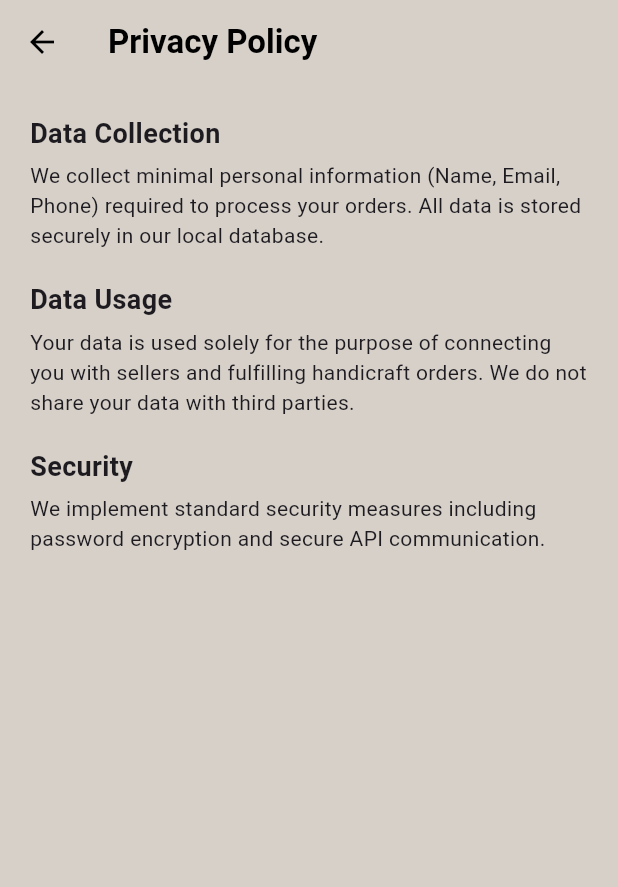
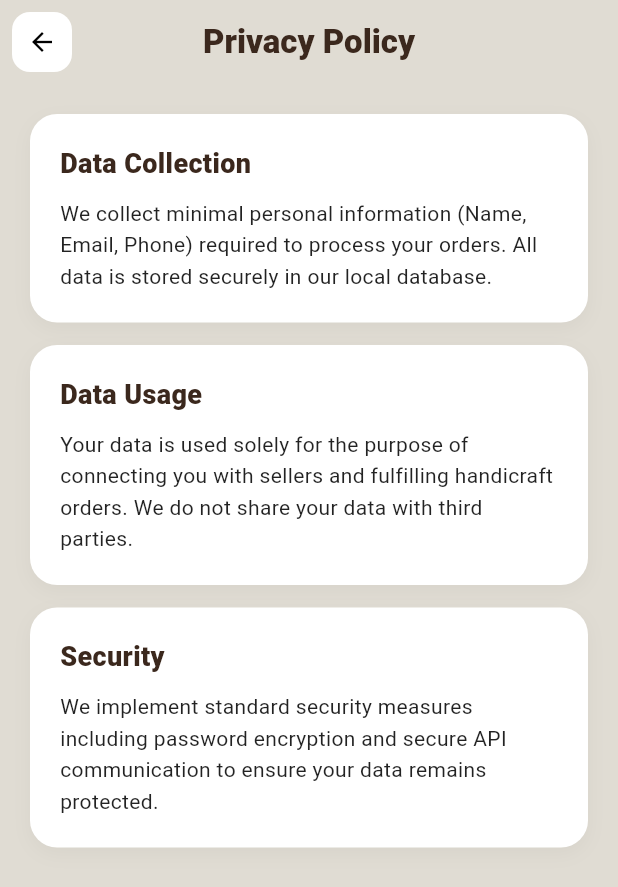
Before and after one commit to Habibumerkh/PakCraftfyp, a Flutter app: the PrivacyPolicyScreen screen opened directly, on a phone screen of 412 x 824 dp. Shown: the top 887 px of the screen. Run offline on Flutter 3.47's test engine with Material 3 defaults, Android fonts, the phone set to English and light mode, and no system bars; our stand-ins replace cached_network_image, flutter_staggered_animations, fluttertoast, get, image_picker, shared_preferences; accounts and stored records are empty.

Commit message:
changes in ui for about us screen and added forgot password api connections.

```diff
--- a/lib/api_connection/api_connection.dart
+++ b/lib/api_connection/api_connection.dart
@@ -1,27 +1,14 @@
 class API {
-  // -------------------------------------------------------------
-  // 1. BASE URL (Check your IP via ipconfig if it fails)
-  // -------------------------------------------------------------
-  static const hostConnect = "http://192.168.100.7/connection";
+  static const hostConnect = "http://192.168.100.175/connection";
 
-  // -------------------------------------------------------------
-  // 2. AUTHENTICATION (Files are directly in 'connection' folder)
-  // -------------------------------------------------------------
   static const signup = "$hostConnect/signup.php";
   static const login = "$hostConnect/login.php";
   static const searchProduct = "$hostConnect/search_product.php";
   static const getSellerProducts = "$hostConnect/get_seller_products.php";
   static const editProduct = "$hostConnect/edit_product.php";
   static const getMyOrders = "$hostConnect/get_my_orders.php";
-  // Forgot Password / OTP
-  static const validateEmail =
-      "$hostConnect/send_otp.php"; // Linked to PHPMailer
-  static const resetPassword =
-      "$hostConnect/reset_password.php"; // Linked to DB Update
-
-  // -------------------------------------------------------------
-  // 3. ADMIN PANEL
-  // -------------------------------------------------------------
+  static const validateEmail = "$hostConnect/send_otp.php";
+  static const resetPassword = "$hostConnect/reset_password.php";
 
   static const deleteProduct = "$hostConnect/admin/delete_product.php";
   static const getAdminStats = "$hostConnect/admin/get_stats.php";
@@ -32,10 +19,6 @@ class API {
   static const getAllOrdersAdmin = "$hostConnect/admin/get_all_orders.php";
   static const uploadProfilePic = "$hostConnect/upload_profile_pic.php";
   static const updateProfile = "$hostConnect/update_profile.php";
-
-  // -------------------------------------------------------------
-  // 4. PRODUCTS
-  // -------------------------------------------------------------
   static const addProduct = "$hostConnect/add_product.php";
   static const getSellerStats = "$hostConnect/get_seller_stats.php";
   static const getByCategory = "$hostConnect/get_by_category.php";
@@ -47,5 +30,4 @@ class API {
   static const placeOrder = "$hostConnect/place_order.php";
   static const toggleFavorite = "$hostConnect/toggle_favorite.php";
   static const getFavorite = "$hostConnect/get_favorite.php";
-  // static const getOrders = "$hostConnect/get_orders.php";
 }
--- a/lib/screens/static_screens.dart
+++ b/lib/screens/static_screens.dart
@@ -1,59 +1,106 @@
 import 'package:flutter/material.dart';
+import 'package:pakcraft/screens/home_screen.dart';
 
 class PrivacyPolicyScreen extends StatelessWidget {
   const PrivacyPolicyScreen({super.key});
 
+  final Color bgColor = const Color(0xFFE0DCD3);
+  final Color primaryDark = const Color(0xFF3B281D);
+  final Color actionOrange = const Color(0xFFFF7F11);
+
   @override
   Widget build(BuildContext context) {
     return Scaffold(
-      backgroundColor: const Color(0xFFD6D0C9),
+      backgroundColor: bgColor,
       appBar: AppBar(
-        title: const Text(
+        backgroundColor: bgColor,
+        elevation: 0,
+        centerTitle: true,
+        title: Text(
           "Privacy Policy",
-          style: TextStyle(color: Colors.black, fontWeight: FontWeight.bold),
+          style: TextStyle(
+            color: primaryDark,
+            fontWeight: FontWeight.w900,
+            fontSize: 22,
           ),
-        backgroundColor: const Color(0xFFD6D0C9),
-        elevation: 0,
-        leading: const BackButton(color: Colors.black),
         ),
-      body: const SingleChildScrollView(
-        padding: EdgeInsets.all(20),
+        leading: Padding(
+          padding: const EdgeInsets.all(8.0),
+          child: GestureDetector(
+            onTap: () => Navigator.pop(context),
+            child: Container(
+              decoration: BoxDecoration(
+                color: Colors.white,
+                borderRadius: BorderRadius.circular(12),
+              ),
+              child: const Icon(
+                Icons.arrow_back,
+                color: Colors.black,
+                size: 20,
+              ),
+            ),
+          ),
+        ),
+      ),
+      body: SingleChildScrollView(
+        padding: const EdgeInsets.all(20),
+        child: Column(
+          children: [
+            _buildPolicyCard(
+              "Data Collection",
+              "We collect minimal personal information (Name, Email, Phone) required to process your orders. All data is stored securely in our local database.",
+            ),
+            _buildPolicyCard(
+              "Data Usage",
+              "Your data is used solely for the purpose of connecting you with sellers and fulfilling handicraft orders. We do not share your data with third parties.",
+            ),
+            _buildPolicyCard(
+              "Security",
+              "We implement standard security measures including password encryption and secure API communication to ensure your data remains protected.",
+            ),
+          ],
+        ),
+      ),
+    );
+  }
+
+  Widget _buildPolicyCard(String title, String content) {
+    return Container(
+      width: double.infinity,
+      margin: const EdgeInsets.only(bottom: 15),
+      padding: const EdgeInsets.all(20),
+      decoration: BoxDecoration(
+        color: Colors.white,
+        borderRadius: BorderRadius.circular(18),
+        boxShadow: [
+          BoxShadow(
+            color: Colors.black.withOpacity(0.04),
+            blurRadius: 10,
+            offset: const Offset(0, 4),
+          ),
+        ],
+      ),
       child: Column(
         crossAxisAlignment: CrossAxisAlignment.start,
         children: [
           Text(
-              "Data Collection",
-              style: TextStyle(fontWeight: FontWeight.bold, fontSize: 18),
+            title,
+            style: TextStyle(
+              fontWeight: FontWeight.w900,
+              fontSize: 18,
+              color: primaryDark,
             ),
-            SizedBox(height: 5),
+          ),
+          const SizedBox(height: 10),
           Text(
-              "We collect minimal personal information (Name, Email, Phone) required to process your orders. All data is stored securely in our local database.",
-              style: TextStyle(fontSize: 14),
+            content,
+            style: const TextStyle(
+              fontSize: 14,
+              color: Colors.black87,
+              height: 1.5,
             ),
-
-            SizedBox(height: 20),
-            Text(
-              "Data Usage",
-              style: TextStyle(fontWeight: FontWeight.bold, fontSize: 18),
-            ),
-            SizedBox(height: 5),
-            Text(
-              "Your data is used solely for the purpose of connecting you with sellers and fulfilling handicraft orders. We do not share your data with third parties.",
-              style: TextStyle(fontSize: 14),
-            ),
-
-            SizedBox(height: 20),
-            Text(
-              "Security",
-              style: TextStyle(fontWeight: FontWeight.bold, fontSize: 18),
-            ),
-            SizedBox(height: 5),
-            Text(
-              "We implement standard security measures including password encryption and secure API communication.",
-              style: TextStyle(fontSize: 14),
           ),
         ],
-        ),
       ),
     );
   }
@@ -62,58 +109,111 @@ class PrivacyPolicyScreen extends StatelessWidget {
 class AboutScreen extends StatelessWidget {
   const AboutScreen({super.key});
 
+  final Color bgColor = const Color(0xFFE0DCD3);
+  final Color primaryDark = const Color(0xFF3B281D);
+  final Color actionOrange = const Color(0xFFFF7F11);
+
   @override
   Widget build(BuildContext context) {
     return Scaffold(
-      backgroundColor: const Color(0xFFD6D0C9),
+      backgroundColor: bgColor,
       appBar: AppBar(
-        title: const Text(
+        backgroundColor: bgColor,
+        elevation: 0,
+        centerTitle: true,
+        title: Text(
           "About PakCraft",
-          style: TextStyle(color: Colors.black, fontWeight: FontWeight.bold),
+          style: TextStyle(
+            color: primaryDark,
+            fontWeight: FontWeight.w900,
+            fontSize: 22,
           ),
-        backgroundColor: const Color(0xFFD6D0C9),
-        elevation: 0,
-        leading: const BackButton(color: Colors.black),
+        ),
+        leading: Padding(
+          padding: const EdgeInsets.all(8.0),
+          child: GestureDetector(
+            onTap: () => Navigator.pop(context),
+            child: Container(
+              decoration: BoxDecoration(
+                color: Colors.white,
+                borderRadius: BorderRadius.circular(12),
+              ),
+              child: const Icon(
+                Icons.arrow_back,
+                color: Color(0xFF3B281D),
+                size: 20,
+              ),
+            ),
+          ),
+        ),
       ),
       body: Center(
+        child: SingleChildScrollView(
           child: Column(
             mainAxisAlignment: MainAxisAlignment.center,
             children: [
+              // Logo with premium styling
               Container(
-              height: 100,
-              width: 100,
+                height: 120,
+                width: 120,
                 decoration: BoxDecoration(
-                borderRadius: BorderRadius.circular(20),
-                image: const DecorationImage(
-                  image: AssetImage('assets/logo.png'),
-                  fit: BoxFit.cover,
+                  color: Colors.white,
+                  borderRadius: BorderRadius.circular(30),
+                  boxShadow: [
+                    BoxShadow(
+                      color: primaryDark.withOpacity(0.1),
+                      blurRadius: 20,
+                      offset: const Offset(0, 10),
                     ),
-                boxShadow: const [
-                  BoxShadow(color: Colors.black12, blurRadius: 10),
                   ],
+                ),
+                child: Padding(
+                  padding: const EdgeInsets.all(15.0),
+                  child: Image.asset('assets/logo.png', fit: BoxFit.contain),
+                ),
+              ),
+              const SizedBox(height: 25),
+              Text(
+                "PakCraft",
+                style: TextStyle(
+                  fontSize: 32,
+                  fontWeight: FontWeight.w900,
+                  color: primaryDark,
+                  letterSpacing: 1,
+                ),
+              ),
+              const Text(
+                "Handcrafted Excellence • v1.0.0",
+                style: TextStyle(
+                  color: Colors.grey,
+                  fontWeight: FontWeight.w500,
+                ),
+              ),
+              const SizedBox(height: 40),
+              Padding(
+                padding: const EdgeInsets.symmetric(horizontal: 40),
+                child: Text(
+                  "PakCraft is a dedicated platform designed to empower local Pakistani artisans by connecting them directly with buyers. We aim to digitize the handicraft industry and preserve our cultural heritage.",
+                  textAlign: TextAlign.center,
+                  style: TextStyle(
+                    fontSize: 16,
+                    height: 1.6,
+                    color: primaryDark.withOpacity(0.8),
+                  ),
+                ),
+              ),
+              const SizedBox(height: 60),
+              Text(
+                "© 2026 PakCraft Inc.",
+                style: TextStyle(
+                  fontSize: 12,
+                  color: primaryDark.withOpacity(0.4),
+                  fontWeight: FontWeight.bold,
                 ),
               ),
               const SizedBox(height: 20),
-            const Text(
-              "PakCraft",
-              style: TextStyle(fontSize: 28, fontWeight: FontWeight.bold),
+            ],
           ),
-            const Text("v1.0.0", style: TextStyle(color: Colors.grey)),
-            const SizedBox(height: 30),
-            const Padding(
-              padding: EdgeInsets.symmetric(horizontal: 40),
-              child: Text(
-                "PakCraft is a dedicated platform designed to empower local Pakistani artisans by connecting them directly with buyers. We aim to digitize the handicraft industry and preserve our cultural heritage.",
-                textAlign: TextAlign.center,
-                style: TextStyle(fontSize: 16, height: 1.5),
-              ),
-            ),
-            const SizedBox(height: 50),
-            const Text(
-              "© 2024 PakCraft Inc.",
-              style: TextStyle(fontSize: 12, color: Colors.grey),
-            ),
-          ],
         ),
       ),
     );
```
Also changed, not shown: lib/screens/edit_product_screen.dart (+3 -4 lines). Lines whose indentation alone changed are shown as unchanged.
